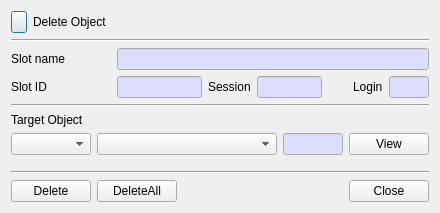
jykim74/CryptokiMan, file CryptokiMan/del_object_dlg.ui: the form before one commit.
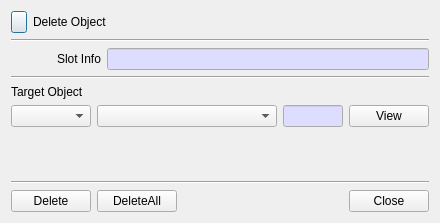
The form after the commit. Icons and pictures are not drawn.

```diff
--- a/CryptokiMan/del_object_dlg.ui
+++ b/CryptokiMan/del_object_dlg.ui
@@ -7,7 +7,7 @@
     <x>0</x>
     <y>0</y>
     <width>440</width>
-    <height>213</height>
+    <height>223</height>
    </rect>
   </property>
   <property name="windowTitle">
@@ -60,21 +60,21 @@
      <property name="topMargin">
       <number>0</number>
      </property>
-     <item row="0" column="0">
+     <item row="0" column="1">
       <widget class="QLabel" name="label">
        <property name="minimumSize">
         <size>
-         <width>100</width>
+         <width>0</width>
          <height>0</height>
         </size>
        </property>
        <property name="text">
-        <string>Slot name</string>
+        <string>Slot Info</string>
        </property>
       </widget>
      </item>
-     <item row="0" column="1">
-      <widget class="QLineEdit" name="mSlotNameText">
+     <item row="0" column="2">
+      <widget class="QLineEdit" name="mSlotInfoText">
        <property name="minimumSize">
         <size>
          <width>300</width>
@@ -113,221 +113,20 @@
        </property>
       </widget>
      </item>
-    </layout>
-   </item>
-   <item>
-    <layout class="QGridLayout" name="gridLayout_4">
-     <property name="topMargin">
-      <number>0</number>
-     </property>
-     <item row="0" column="6">
-      <widget class="QLineEdit" name="mLoginText">
-       <property name="minimumSize">
-        <size>
-         <width>40</width>
-         <height>0</height>
-        </size>
-       </property>
-       <property name="maximumSize">
-        <size>
-         <width>40</width>
-         <height>16777215</height>
-        </size>
-       </property>
-       <property name="palette">
-        <palette>
-         <active>
-          <colorrole role="Base">
-           <brush brushstyle="SolidPattern">
-            <color alpha="255">
-             <red>221</red>
-             <green>221</green>
-             <blue>255</blue>
-            </color>
-           </brush>
-          </colorrole>
-         </active>
-         <inactive>
-          <colorrole role="Base">
-           <brush brushstyle="SolidPattern">
-            <color alpha="255">
-             <red>221</red>
-             <green>221</green>
-             <blue>255</blue>
-            </color>
-           </brush>
-          </colorrole>
-         </inactive>
-         <disabled>
-          <colorrole role="Base">
-           <brush brushstyle="SolidPattern">
-            <color alpha="255">
-             <red>240</red>
-             <green>240</green>
-             <blue>240</blue>
-            </color>
-           </brush>
-          </colorrole>
-         </disabled>
-        </palette>
-       </property>
-       <property name="readOnly">
-        <bool>true</bool>
-       </property>
-      </widget>
-     </item>
      <item row="0" column="0">
-      <widget class="QLabel" name="label_3">
-       <property name="minimumSize">
-        <size>
-         <width>100</width>
-         <height>0</height>
-        </size>
-       </property>
+      <widget class="QPushButton" name="mSlotBtn">
        <property name="text">
-        <string>Slot ID</string>
+        <string/>
        </property>
-      </widget>
-     </item>
-     <item row="0" column="5">
-      <widget class="QLabel" name="label_6">
-       <property name="text">
-        <string>Login</string>
+       <property name="icon">
+        <iconset resource="cryptokiman.qrc">
+         <normaloff>:/images/slot.png</normaloff>:/images/slot.png</iconset>
        </property>
-      </widget>
-     </item>
-     <item row="0" column="1">
-      <widget class="QLineEdit" name="mSlotIDText">
-       <property name="minimumSize">
-        <size>
-         <width>80</width>
-         <height>0</height>
-        </size>
-       </property>
-       <property name="maximumSize">
-        <size>
-         <width>100</width>
-         <height>16777215</height>
-        </size>
-       </property>
-       <property name="palette">
-        <palette>
-         <active>
-          <colorrole role="Base">
-           <brush brushstyle="SolidPattern">
-            <color alpha="255">
-             <red>221</red>
-             <green>221</green>
-             <blue>255</blue>
-            </color>
-           </brush>
-          </colorrole>
-         </active>
-         <inactive>
-          <colorrole role="Base">
-           <brush brushstyle="SolidPattern">
-            <color alpha="255">
-             <red>221</red>
-             <green>221</green>
-             <blue>255</blue>
-            </color>
-           </brush>
-          </colorrole>
-         </inactive>
-         <disabled>
-          <colorrole role="Base">
-           <brush brushstyle="SolidPattern">
-            <color alpha="255">
-             <red>240</red>
-             <green>240</green>
-             <blue>240</blue>
-            </color>
-           </brush>
-          </colorrole>
-         </disabled>
-        </palette>
-       </property>
-       <property name="readOnly">
+       <property name="flat">
         <bool>true</bool>
        </property>
       </widget>
      </item>
-     <item row="0" column="3">
-      <widget class="QLineEdit" name="mSessionText">
-       <property name="minimumSize">
-        <size>
-         <width>60</width>
-         <height>0</height>
-        </size>
-       </property>
-       <property name="maximumSize">
-        <size>
-         <width>80</width>
-         <height>16777215</height>
-        </size>
-       </property>
-       <property name="palette">
-        <palette>
-         <active>
-          <colorrole role="Base">
-           <brush brushstyle="SolidPattern">
-            <color alpha="255">
-             <red>221</red>
-             <green>221</green>
-             <blue>255</blue>
-            </color>
-           </brush>
-          </colorrole>
-         </active>
-         <inactive>
-          <colorrole role="Base">
-           <brush brushstyle="SolidPattern">
-            <color alpha="255">
-             <red>221</red>
-             <green>221</green>
-             <blue>255</blue>
-            </color>
-           </brush>
-          </colorrole>
-         </inactive>
-         <disabled>
-          <colorrole role="Base">
-           <brush brushstyle="SolidPattern">
-            <color alpha="255">
-             <red>240</red>
-             <green>240</green>
-             <blue>240</blue>
-            </color>
-           </brush>
-          </colorrole>
-         </disabled>
-        </palette>
-       </property>
-       <property name="readOnly">
-        <bool>true</bool>
-       </property>
-      </widget>
-     </item>
-     <item row="0" column="2">
-      <widget class="QLabel" name="label_5">
-       <property name="text">
-        <string>Session</string>
-       </property>
-      </widget>
-     </item>
-     <item row="0" column="4">
-      <spacer name="horizontalSpacer_2">
-       <property name="orientation">
-        <enum>Qt::Horizontal</enum>
-       </property>
-       <property name="sizeHint" stdset="0">
-        <size>
-         <width>40</width>
-         <height>20</height>
-        </size>
-       </property>
-      </spacer>
-     </item>
     </layout>
    </item>
    <item>
```
Left out of the diff: 5 changed lines with no effect on the pictures.
